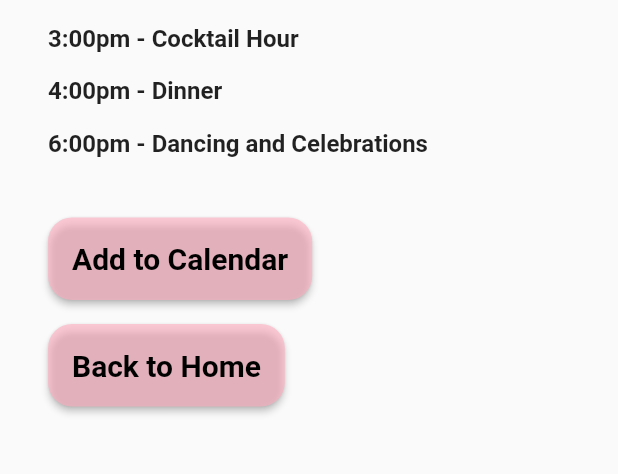
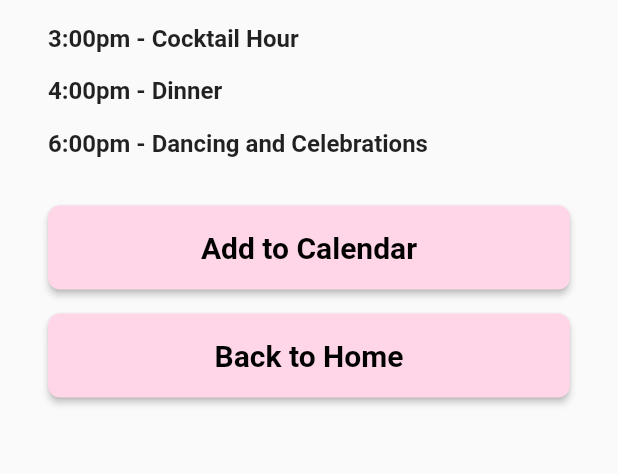
Before and after one commit to l-Shane-l/bainise, a Flutter app: the screen it shows after launch, after a tap on "View Programme", on a phone screen of 412 x 824 dp, the part 195-669 px from its top. Run offline on Flutter 3.47's test engine with Material 2 defaults, Android fonts, the phone set to English and light mode, and no system bars.

Commit message:
cleaned up names

```diff
--- a/lib/custom_button.dart
+++ b/lib/custom_button.dart
@@ -5,32 +5,30 @@ class CustomButton extends StatelessWidget {
   final VoidCallback onTap;
 
   const CustomButton({
+    Key? key,
     required this.text,
     required this.onTap,
-    Key? key,
   }) : super(key: key);
 
   @override
   Widget build(BuildContext context) {
-    return Container(
-      margin: const EdgeInsets.symmetric(vertical: 8.0),
+    return SizedBox(
+      height: 56.0,
+      width: double.infinity,
       child: ElevatedButton(
-        onPressed: onTap,
         style: ElevatedButton.styleFrom(
-          primary: const Color.fromRGBO(255, 173, 191, 0.6),
+          primary: const Color(0xFFFFD6E7),
+          onPrimary: Colors.black,
           shape: RoundedRectangleBorder(
-            borderRadius: BorderRadius.circular(16.0),
+            borderRadius: BorderRadius.circular(8.0),
           ),
         ),
-        child: Padding(
-          padding: const EdgeInsets.symmetric(vertical: 16.0),
-          child: Text(
-            text,
-            style: const TextStyle(
-              color: Colors.black,
-              fontSize: 20.0,
-              fontWeight: FontWeight.bold,
-            ),
+        onPressed: onTap,
+        child: Text(
+          text,
+          style: const TextStyle(
+            fontSize: 20.0,
+            fontWeight: FontWeight.w600,
           ),
         ),
       ),
--- a/lib/landing_page.dart
+++ b/lib/landing_page.dart
@@ -26,8 +26,25 @@ class LandingPage extends StatelessWidget {
           child: Column(
             mainAxisAlignment: MainAxisAlignment.center,
             children: <Widget>[
+              const SizedBox(height: 64.0),
               const Text(
-                'Welcome to our Wedding App!',
+                'Welcome to ',
+                style: TextStyle(
+                  color: Colors.white,
+                  fontSize: 32.0,
+                  fontWeight: FontWeight.bold,
+                ),
+              ),
+              const Text(
+                'Sandra and Shane\'s ',
+                style: TextStyle(
+                  color: Colors.white,
+                  fontSize: 32.0,
+                  fontWeight: FontWeight.bold,
+                ),
+              ),
+              const Text(
+                'Wedding App!',
                 style: TextStyle(
                   color: Colors.white,
                   fontSize: 32.0,
@@ -36,7 +53,7 @@ class LandingPage extends StatelessWidget {
               ),
               const SizedBox(height: 16.0),
               const Text(
-                'Get all the information about our wedding at your fingertips.',
+                'All the information about the wedding is here.',
                 style: TextStyle(
                   color: Colors.white,
                   fontSize: 20.0,
@@ -57,7 +74,7 @@ class LandingPage extends StatelessWidget {
                         );
                       },
                     ),
-                    const SizedBox(height: 8.0),
+                    const SizedBox(height: 16.0),
                     CustomButton(
                       text: 'Venue Information',
                       onTap: () {
@@ -69,7 +86,7 @@ class LandingPage extends StatelessWidget {
                         );
                       },
                     ),
-                    const SizedBox(height: 8.0),
+                    const SizedBox(height: 16.0),
                     CustomButton(
                       text: 'Accommodation Information',
                       onTap: () {
@@ -81,9 +98,9 @@ class LandingPage extends StatelessWidget {
                         );
                       },
                     ),
-                    const SizedBox(height: 8.0),
+                    const SizedBox(height: 16.0),
                     CustomButton(
-                      text: 'Bridal Party Contact Information',
+                      text: 'Bridal Party Contact',
                       onTap: () {
                         Navigator.push(
                           context,
@@ -93,9 +110,9 @@ class LandingPage extends StatelessWidget {
                         );
                       },
                     ),
-                    const SizedBox(height: 8.0),
+                    const SizedBox(height: 16.0),
                     CustomButton(
-                      text: 'Monetary Gifts',
+                      text: 'Gifts',
                       onTap: () {
                         Navigator.push(
                           context,
@@ -105,7 +122,7 @@ class LandingPage extends StatelessWidget {
                         );
                       },
                     ),
-                    const SizedBox(height: 8.0),
+                    const SizedBox(height: 16.0),
                     CustomButton(
                       text: 'Cloud Storage Link/QR code',
                       onTap: () {
@@ -117,9 +134,9 @@ class LandingPage extends StatelessWidget {
                         );
                       },
                     ),
-                    const SizedBox(height: 8.0),
+                    const SizedBox(height: 16.0),
                     CustomButton(
-                      text: 'E-Greeting Card',
+                      text: 'Guest Book',
                       onTap: () {
                         Navigator.push(
                           context,
--- a/lib/program_page.dart
+++ b/lib/program_page.dart
@@ -64,6 +64,7 @@ class ProgramPage extends StatelessWidget {
                 // Add to calendar functionality
               },
             ),
+            const SizedBox(height: 16.0),
             CustomButton(
               text: 'Back to Home',
               onTap: () {
--- a/lib/venue_page.dart
+++ b/lib/venue_page.dart
@@ -67,6 +67,7 @@ class VenuePage extends StatelessWidget {
                     // Navigate to Map Page
                   },
                 ),
+                const SizedBox(height: 16.0),
                 CustomButton(
                   text: 'Contact Venue',
                   onTap: () {
```
